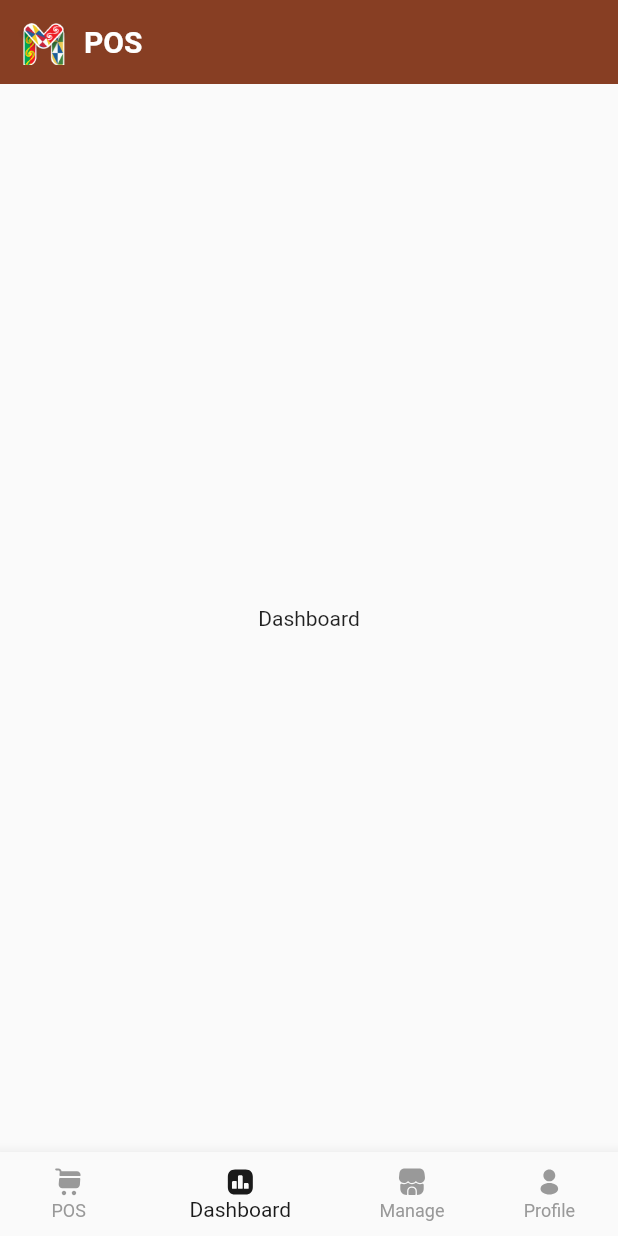
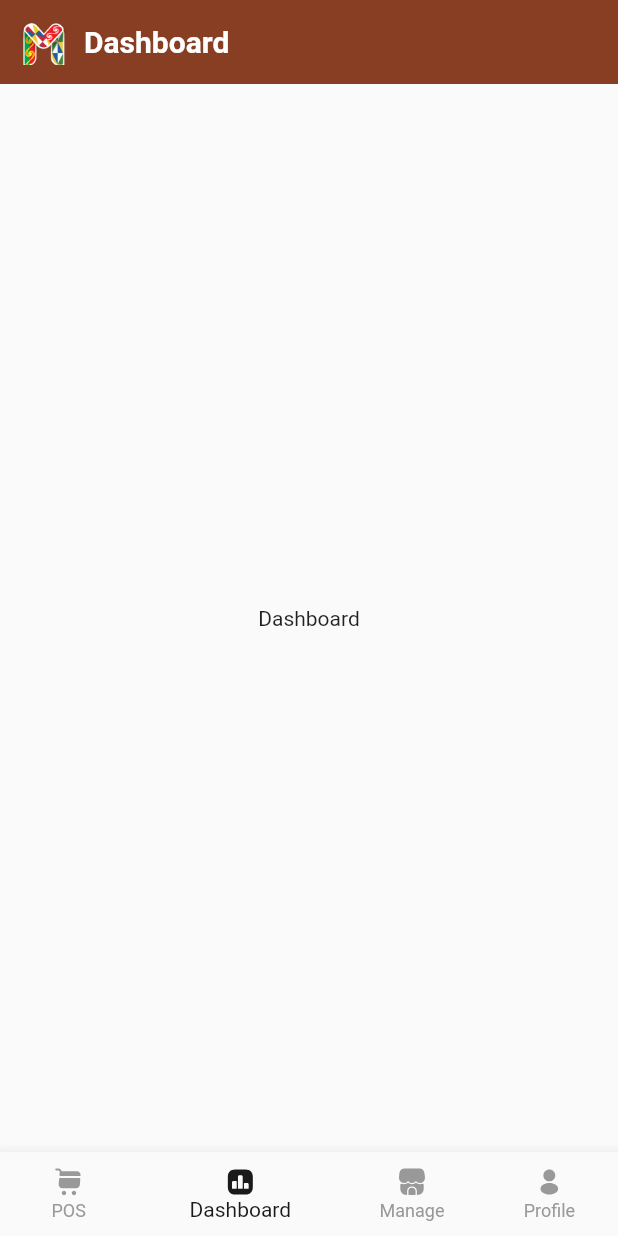
Before and after one commit to Bilions-Integration/manaw-mobile-flutter, a Flutter app: the screen it shows after launch, item 2 of the bottom bar chosen, on a phone screen of 412 x 824 dp. Run offline on Flutter 3.47's test engine with Material 2 defaults, Android fonts, the phone set to English and light mode, and no system bars; our stand-ins replace flutter_svg, get.

Commit message:
handle app bar title  with state

```diff
--- a/lib/components/app_bar.dart
+++ b/lib/components/app_bar.dart
@@ -1,20 +1,26 @@
 import 'package:flutter/material.dart';
+import 'package:my_app/controllers/bottom_tab_controller.dart';
 import 'package:my_app/data/assets.dart';
 import 'package:my_app/data/colors.dart';
+import 'package:get/get.dart';
 
 class MyAppBar extends StatelessWidget with PreferredSizeWidget {
-  const MyAppBar({
+  MyAppBar({
     Key? key,
   }) : super(key: key);
+
+  final List<String> titles = <String>['POS', 'Dashboard', 'Manage', 'Profile'];
+
+  final bottomTabController = Get.find<BottomTabController>();
 
   @override
   Widget build(BuildContext context) {
     return AppBar(
         titleSpacing: 0,
-        title: const Text(
-          'POS',
-          style: TextStyle(fontWeight: FontWeight.bold),
-        ),
+        title: Obx(() => Text(
+              titles[bottomTabController.index.value],
+              style: const TextStyle(fontWeight: FontWeight.bold),
+            )),
         leading: const Padding(
           padding: EdgeInsets.all(10.0),
           child: Image(
--- a/lib/components/bottom_tab.dart
+++ b/lib/components/bottom_tab.dart
@@ -17,6 +17,8 @@ class BottomTab extends StatefulWidget {
 
 class _BottomTabState extends State<BottomTab> {
   int index = 0;
+
+  List<String> titles = <String>['POS', 'Dashboard', 'Manage', 'Profile'];
 
   final bottomTabController = Get.find<BottomTabController>();
 
--- a/lib/main.dart
+++ b/lib/main.dart
@@ -31,7 +31,7 @@ class _MyAppState extends State<MyApp> {
     return MaterialApp(
       debugShowCheckedModeBanner: false,
       home: Scaffold(
-          appBar: const MyAppBar(),
+          appBar: MyAppBar(),
           body: Obx(() => screens[bottomTabController.index.value]),
           bottomNavigationBar: const BottomTab()),
     );
```
